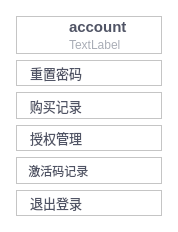
The window that individualcenterwidget.ui (ZhouMei20220810/TEST) describes before a commit, drawn with Qt 5.
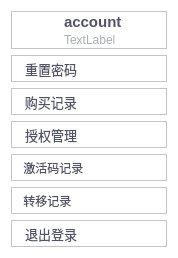
The same window after the commit. Icons and pictures are not drawn.

Commit message: 头像弹框增加转移记录TransferPhoneHistoryDialog 确定转移窗口transfertipsdialog

What changed in the file:
```diff
--- a/individualcenterwidget.ui
+++ b/individualcenterwidget.ui
@@ -7,7 +7,7 @@
     <x>0</x>
     <y>0</y>
     <width>178</width>
-    <height>232</height>
+    <height>258</height>
    </rect>
   </property>
   <property name="windowTitle">
@@ -17,18 +17,6 @@
    <string notr="true">background-color:#FFFFFFFF;</string>
   </property>
   <layout class="QVBoxLayout" name="verticalLayout_2">
-   <property name="leftMargin">
-    <number>16</number>
-   </property>
-   <property name="topMargin">
-    <number>16</number>
-   </property>
-   <property name="rightMargin">
-    <number>16</number>
-   </property>
-   <property name="bottomMargin">
-    <number>16</number>
-   </property>
    <item>
     <widget class="QFrame" name="frame">
      <property name="frameShape">
@@ -55,6 +43,9 @@
       </property>
       <item>
        <widget class="QToolButton" name="toolBtnPhoto">
+        <property name="enabled">
+         <bool>true</bool>
+        </property>
         <property name="minimumSize">
          <size>
           <width>36</width>
@@ -91,6 +82,9 @@
           <height>36</height>
          </size>
         </property>
+        <property name="autoRaise">
+         <bool>true</bool>
+        </property>
        </widget>
       </item>
       <item>
@@ -548,6 +542,104 @@
      </layout>
     </widget>
    </item>
+   <item>
+    <widget class="QFrame" name="frame_7">
+     <property name="styleSheet">
+      <string notr="true">QFrame:hover {
+background-color: #FFE7E8EE;
+color:#505465;
+border-radius:1px;
+padding-left:0px;
+}</string>
+     </property>
+     <property name="frameShape">
+      <enum>QFrame::StyledPanel</enum>
+     </property>
+     <property name="frameShadow">
+      <enum>QFrame::Raised</enum>
+     </property>
+     <layout class="QHBoxLayout" name="horizontalLayout_7">
+      <property name="spacing">
+       <number>0</number>
+      </property>
+      <property name="leftMargin">
+       <number>0</number>
+      </property>
+      <property name="topMargin">
+       <number>0</number>
+      </property>
+      <property name="rightMargin">
+       <number>0</number>
+      </property>
+      <property name="bottomMargin">
+       <number>0</number>
+      </property>
+      <item>
+       <widget class="QToolButton" name="toolBtnTransferHistory">
+        <property name="styleSheet">
+         <string notr="true">QToolButton {border:none;
+color:#505465;
+border-radius:1px;
+padding-left:0px;
+background:transparent;
+}</string>
+        </property>
+        <property name="text">
+         <string>  转移记录</string>
+        </property>
+        <property name="icon">
+         <iconset resource="res.qrc">
+          <normaloff>:/resource/individual/5.png</normaloff>:/resource/individual/5.png</iconset>
+        </property>
+        <property name="toolButtonStyle">
+         <enum>Qt::ToolButtonTextBesideIcon</enum>
+        </property>
+       </widget>
+      </item>
+      <item>
+       <spacer name="horizontalSpacer_6">
+        <property name="orientation">
+         <enum>Qt::Horizontal</enum>
+        </property>
+        <property name="sizeHint" stdset="0">
+         <size>
+          <width>32</width>
+          <height>20</height>
+         </size>
+        </property>
+       </spacer>
+      </item>
+      <item>
+       <widget class="QLabel" name="label_6">
+        <property name="minimumSize">
+         <size>
+          <width>10</width>
+          <height>10</height>
+         </size>
+        </property>
+        <property name="maximumSize">
+         <size>
+          <width>10</width>
+          <height>10</height>
+         </size>
+        </property>
+        <property name="styleSheet">
+         <string notr="true">background:transparent;</string>
+        </property>
+        <property name="text">
+         <string/>
+        </property>
+        <property name="pixmap">
+         <pixmap resource="res.qrc">:/resource/individual/Enter.png</pixmap>
+        </property>
+        <property name="scaledContents">
+         <bool>true</bool>
+        </property>
+       </widget>
+      </item>
+     </layout>
+    </widget>
+   </item>
    <item>
     <widget class="QFrame" name="frame_5">
      <property name="styleSheet">
```
The commit also changes 11 other files.
